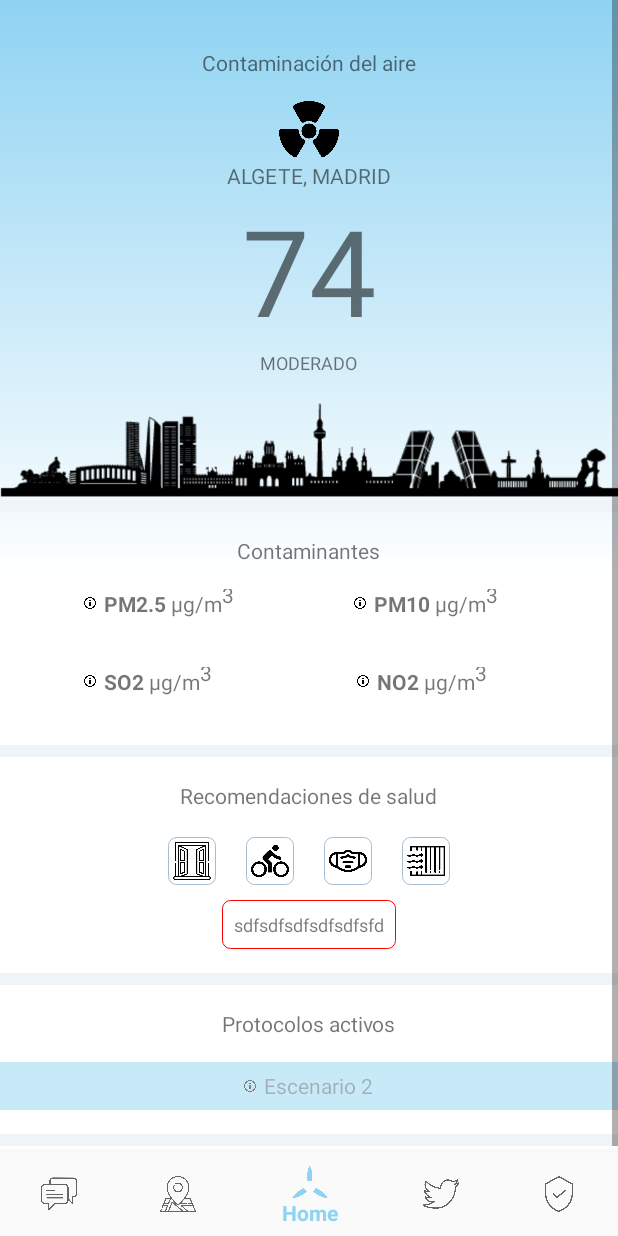
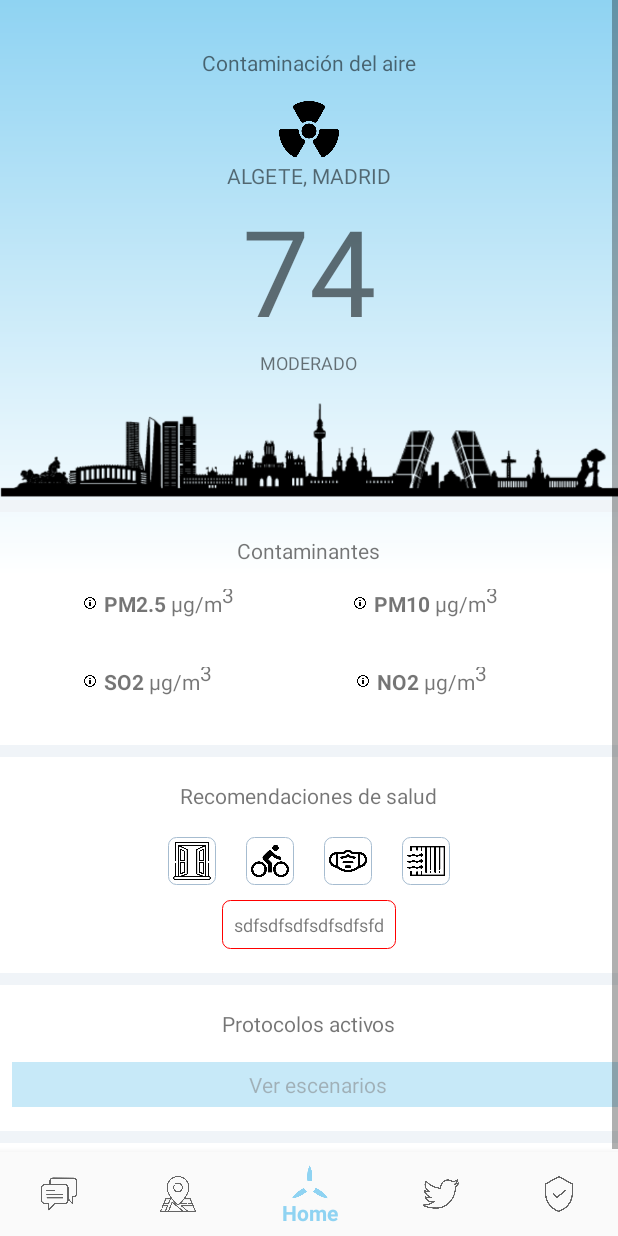
Before and after one commit to 2DAMUE/pi1920v-danaan, an Android app: the MainActivity screen opened directly, with no data from a screen before it, on a phone screen of 412 x 824 dp. Run offline under Robolectric (Android 15) with nearby library versions, the phone set to English and light mode, and no system bars; our stand-ins replace navigation-ui.

Commit message:
Merge branch 'NoToast' of https://github.com/2DAMUE/pi1920v-danaan

```diff
--- a/app/src/main/java/uem/dam/seg/airmadrid/MainActivity.java
+++ b/app/src/main/java/uem/dam/seg/airmadrid/MainActivity.java
@@ -1,13 +1,9 @@
 package uem.dam.seg.airmadrid;
 
-import android.content.Context;
-import android.location.Location;
-import android.location.LocationListener;
-import android.location.LocationManager;
+import android.content.Intent;
+import android.net.Uri;
 import android.os.Bundle;
-import android.util.Log;
 import android.view.View;
-import android.widget.Toast;
 
 import androidx.appcompat.app.AlertDialog;
 import androidx.appcompat.app.AppCompatActivity;
@@ -100,4 +96,12 @@ public class MainActivity extends AppCompatActivity {
         AlertDialog dialog = builder.create();
         dialog.show();
     }
+
+    public void escenarios(View view) {
+        Uri url = Uri.parse("https://developer.android.com/guide/components/intents-filters.html");
+        Intent navegar = new Intent(Intent.ACTION_VIEW, url);
+        if (navegar.resolveActivity(getPackageManager()) != null) {
+            startActivity(navegar);
+        }
+    }
 }
--- a/app/src/main/res/layout/fragment_ajustes.xml
+++ b/app/src/main/res/layout/fragment_ajustes.xml
@@ -8,7 +8,7 @@
     <TextView
         android:id="@+id/tvPoliticaPrivadaTitulo"
         android:layout_width="match_parent"
-        android:layout_height="wrap_content"
+        android:layout_height="40dp"
         android:background="@color/skyBlue"
         android:text="@string/tv_politica_privada_titulo"
         android:textColor="@color/white"
--- a/app/src/main/res/layout/fragment_home.xml
+++ b/app/src/main/res/layout/fragment_home.xml
@@ -267,27 +267,17 @@
             android:text="@string/tv_protocolos"
             android:layout_marginTop="16dp"/>
 
-        <LinearLayout
-            android:layout_width="match_parent"
-            android:layout_height="32dp"
-            android:orientation="horizontal"
-            android:gravity="center"
-            android:layout_marginTop="16dp"
-            android:background="@color/skyBlue"
-            android:alpha="0.5">
-
-            <ImageView
-                android:layout_width="8dp"
-                android:layout_height="8dp"
-                android:src="@drawable/information"/>
             <TextView
                 android:id="@+id/tvEscenarioH"
-                android:layout_width="wrap_content"
-                android:layout_height="wrap_content"
-                android:text="Escenario 2"
-                android:layout_marginLeft="5dp"/>
-
-        </LinearLayout>
+                android:layout_width="match_parent"
+                android:layout_height="30dp"
+                android:text="@string/tv_escenario_h"
+                android:gravity="center"
+                android:layout_marginTop="16dp"
+                android:background="@color/skyBlue"
+                android:alpha="0.5"
+                android:layout_marginLeft="5dp"
+                android:onClick="escenarios"/>
 
 
         <ImageView
--- a/app/src/main/res/values/strings.xml
+++ b/app/src/main/res/values/strings.xml
@@ -73,4 +73,5 @@ I want to inform users of this Service that these third parties have access to y
     <string name="titulo_info_NO2">Información sobre el NO2</string>
     <string name="info_NO2">Información sobre el NO2</string>
     <string name="error_vuelve">Ooops! Vuelve a intentarlo</string>
+    <string name="tv_escenario_h">Ver escenarios</string>
 </resources>
```
